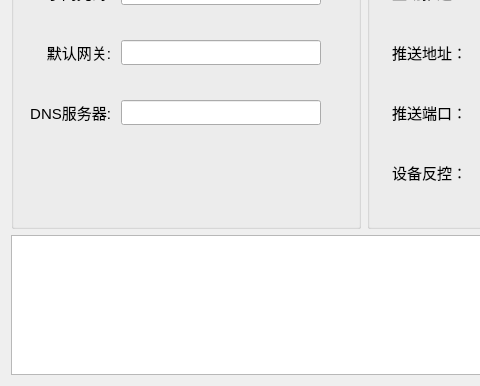
Before: the Qt Designer form deploy_integrate/home/home_mainwid.ui in ChinaClever/MPro-Tools, drawn with Qt 5; both pictures show x 0 to 480 and y 357 to 743 of the 1083 by 743 pixel window.
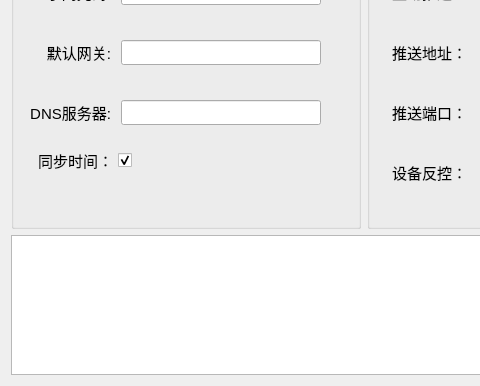
After: the same form once the commit is applied.

Commit message: 增加时间设置

The edit to the form file:
```diff
--- a/deploy_integrate/home/home_mainwid.ui
+++ b/deploy_integrate/home/home_mainwid.ui
@@ -229,6 +229,25 @@
        <set>Qt::AlignRight|Qt::AlignTrailing|Qt::AlignVCenter</set>
       </property>
      </widget>
+     <widget class="QCheckBox" name="timeCheckBox">
+      <property name="geometry">
+       <rect>
+        <x>20</x>
+        <y>325</y>
+        <width>101</width>
+        <height>30</height>
+       </rect>
+      </property>
+      <property name="layoutDirection">
+       <enum>Qt::RightToLeft</enum>
+      </property>
+      <property name="text">
+       <string>同步时间：</string>
+      </property>
+      <property name="checked">
+       <bool>true</bool>
+      </property>
+     </widget>
     </widget>
    </item>
    <item row="0" column="0">
```
The commit also changes 2 other files.
